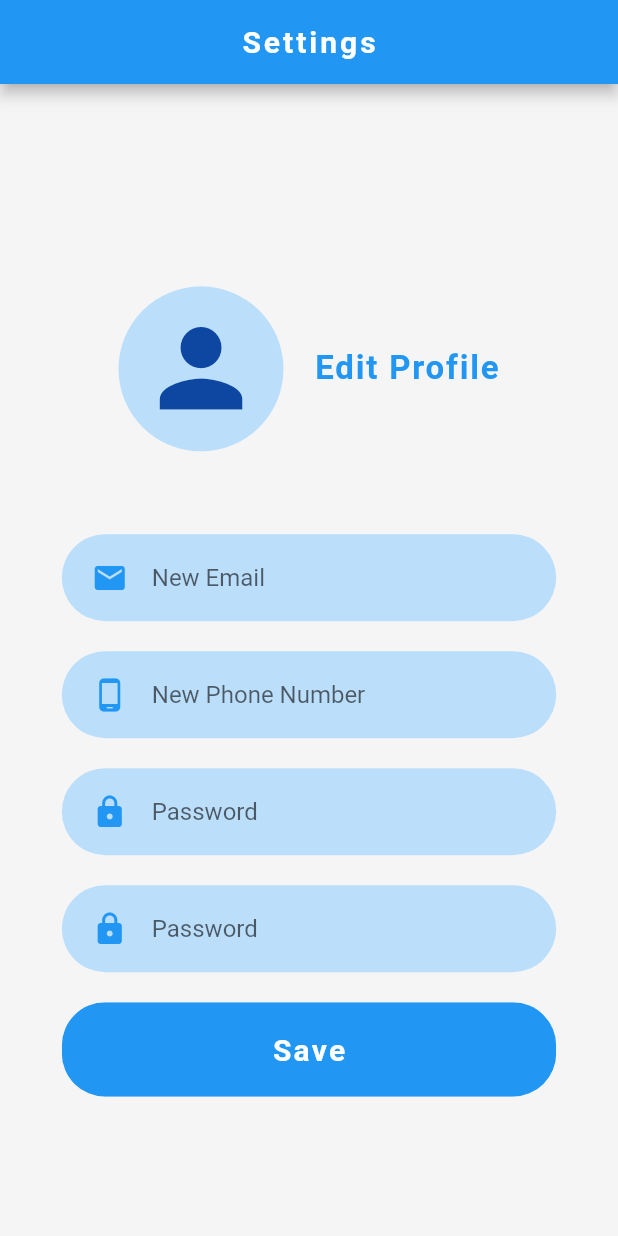
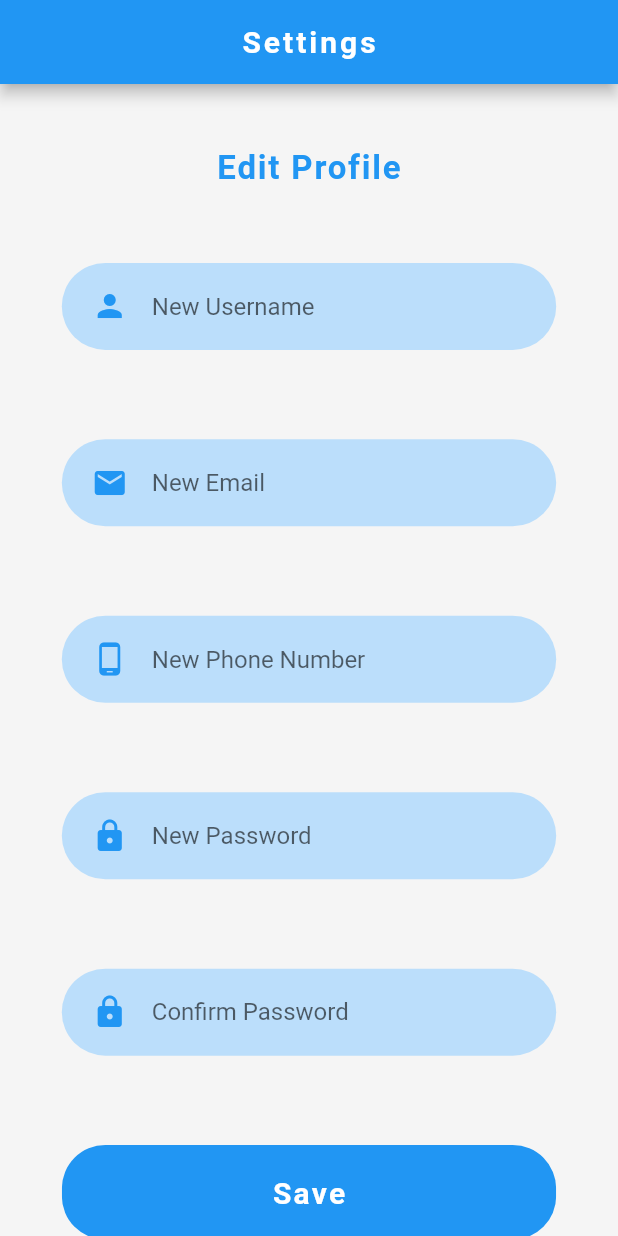
Before and after one commit to YouqinS/ADPProject-NokiaDC, a Flutter app: the Settings screen opened directly, on a phone screen of 412 x 824 dp. Run offline on Flutter 3.47's test engine with Material 2 defaults, Android fonts, the phone set to English and light mode, and no system bars; our stand-ins replace cloud_firestore, firebase_auth, firebase_core, flutter_map, flutter_spinkit, geolocator and 1 more; missing offline and left inert: qrscan; accounts and stored records are empty.

Commit message:
update setting UI and validation

```diff
--- a/RasPiFinder/lib/components/password_input_field.dart
+++ b/RasPiFinder/lib/components/password_input_field.dart
@@ -24,7 +24,7 @@ class PasswordInputField extends StatelessWidget {
         onChanged: onChanged,
         cursorColor: Colors.blue,
         decoration: InputDecoration(
-          hintText: "Password",
+          hintText: hintText.isEmpty ? "Password" : hintText,
           icon: Icon(
             Icons.lock,
             color: Colors.blue,
--- a/RasPiFinder/lib/profile/setting.dart
+++ b/RasPiFinder/lib/profile/setting.dart
@@ -1,3 +1,4 @@
+import 'package:RasPiFinder/auth/Validator.dart';
 import 'package:RasPiFinder/components/app_bar.dart';
 import 'package:RasPiFinder/components/navigate.dart';
 import 'package:RasPiFinder/components/password_input_field.dart';
@@ -16,7 +17,7 @@ class Settings extends StatefulWidget {
 
 class SettingsState extends State<Settings> {
   final formKey = GlobalKey<FormState>();
-  String username, email, phone, password;
+  String username, email, phone, password, password2;
 
   @override
   Widget build(BuildContext context) {
@@ -28,25 +29,15 @@ class SettingsState extends State<Settings> {
           color: Colors.grey[100],
           width: size.width,
           height: size.height,
+          child: Card(
+            elevation: 0,
+            color: Colors.grey[100],
+            child:  Form(
+              key: formKey,
               child: Column(
-            mainAxisAlignment: MainAxisAlignment.center,
+                mainAxisAlignment: MainAxisAlignment.spaceEvenly,
                 crossAxisAlignment: CrossAxisAlignment.center,
-            children: [
-              Row(
-                mainAxisAlignment: MainAxisAlignment.center,
-                crossAxisAlignment: CrossAxisAlignment.center,
-                children: [
-                  CircleAvatar(
-                    radius: 55,
-                    backgroundColor: Colors.blue[100],
-                    child: Icon(
-                      Icons.person,
-                      color: Colors.blue[900],
-                      size: size.height * 0.1,
-                    ),
-                  ),
-
-                  SizedBox(width: size.width * 0.05,),
+                children: <Widget>[
                   Text(
                     'Edit Profile',
                     style: TextStyle(
@@ -56,18 +47,14 @@ class SettingsState extends State<Settings> {
                       fontSize: 22,
                     ),
                   ),
-                ],
+                  TextInputField(
+                    hintText: "New Username",
+                    icon: Icons.person,
+                    onSaved: (value) {
+                      username = value;
+                    },
+                    validateInput: validateUsername,
                   ),
-              SizedBox(height: size.height * 0.05,),
-              Card(
-                elevation: 0,
-                color: Colors.grey[100],
-                child:  Form(
-                  key: formKey,
-                  child: Column(
-                    mainAxisAlignment: MainAxisAlignment.spaceEvenly,
-                    crossAxisAlignment: CrossAxisAlignment.center,
-                    children: <Widget>[
                   TextInputField(
                     hintText: "New Email",
                     icon: Icons.email,
@@ -97,9 +84,9 @@ class SettingsState extends State<Settings> {
                   PasswordInputField(
                     hintText: 'Confirm Password',
                     onSaved: (value) {
-                          password = value;
+                      password2 = value;
                     },
-                        validateInput: confirmPasswdInput,
+                    validateInput: (password2) => Validator.confirmPasswdInput(password, password2),
                   ),
                   RoundedButton(
                     text: "Save",
@@ -113,45 +100,35 @@ class SettingsState extends State<Settings> {
             ),
 
           ),
-            ],
-          ),
         ),
       ),
     );
   }
 
   String validateEmailInput(String email) {
-    Pattern pattern =
-        r'^(([^<>()[\]\\.,;:\s@\"]+(\.[^<>()[\]\\.,;:\s@\"]+)*)|(\".+\"))@((\[[0-9]{1,3}\.[0-9]{1,3}\.[0-9]{1,3}\.[0-9]{1,3}\])|(([a-zA-Z\-0-9]+\.)+[a-zA-Z]{2,}))$';
-    RegExp regex = new RegExp(pattern);
-
-    if (null != email && email.isNotEmpty && !regex.hasMatch(email)) {
-      return 'Please enter a valid email !';
+    if (null != email && email.isNotEmpty) {
+      return Validator.validateEmailInput(email);
     }
     return null;
   }
 
   String validatePasswdInput(String password) {
-    String  pattern = r'^(?=.*?[A-Z])(?=.*?[a-z])(?=.*?[0-9])(?=.*?[!@#\$&*~]).{8,}$';
-    RegExp regExp = new RegExp(pattern);
-    if (null != password && password.isNotEmpty && !regExp.hasMatch(password)) {
-      return 'Password needs to contain at least 8 characters,\n'
-          'with at least one big letter, one small letter,\n'
-          'one special character and one number!';
-    }
-    return null;
-  }
-
-  String confirmPasswdInput(String password2) {
-    if (null != password && password.isNotEmpty && password != password2) {
-      return 'Passwords do not match!';
+    if (null != password && password.isNotEmpty) {
+      return Validator.validatePasswdInput(password);
     }
     return null;
   }
 
   String validatePhoneInput(String phone) {
-    if (null != phone && phone.isNotEmpty && phone.length < 10) {
-      return 'A valid Finnish phone number contains at least 10 numbers!';
+    if (null != phone && phone.isNotEmpty) {
+      return Validator.validatePhoneInput(phone);
+    }
+    return null;
+  }
+
+  String validateUsername(String username) {
+    if (username != null && username.isNotEmpty) {
+      return Validator.validateUsername(username);
     }
     return null;
   }
@@ -165,7 +142,7 @@ class SettingsState extends State<Settings> {
       print(phone);
       print(email);
       print(password);
-      navigateToPage(context, HomePage());
+     // navigateToPage(context, HomePage());
     }
   }
 }
```
Also changed, not shown: RasPiFinder/lib/auth/Validator.dart (+8 -0 lines). Lines whose indentation alone changed are shown as unchanged.
